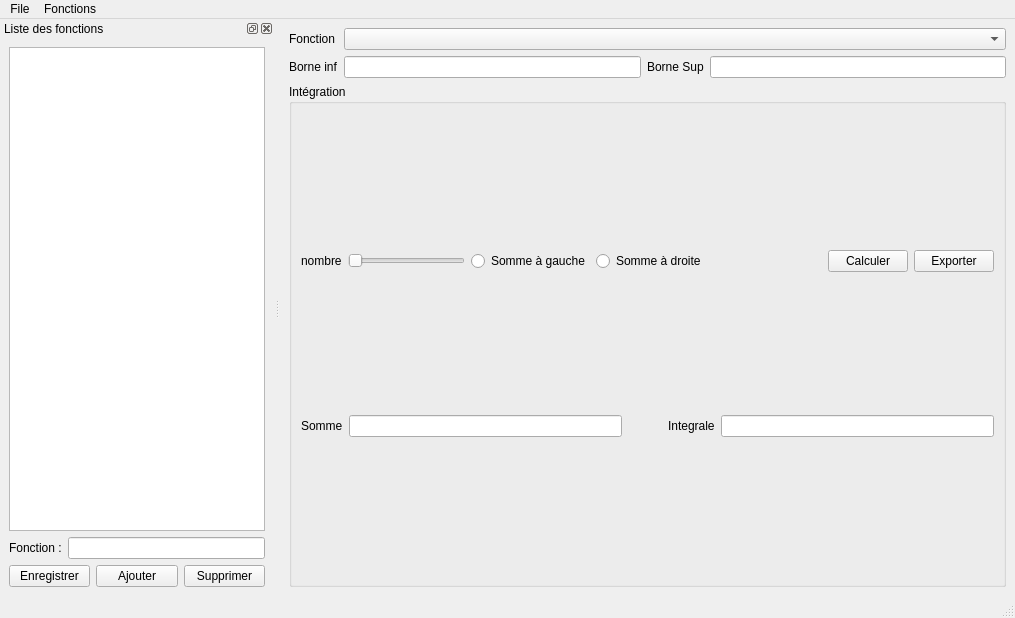
loic-fischlin/TP2_sam_loic, file ui/function_view2.ui: the form before one commit.
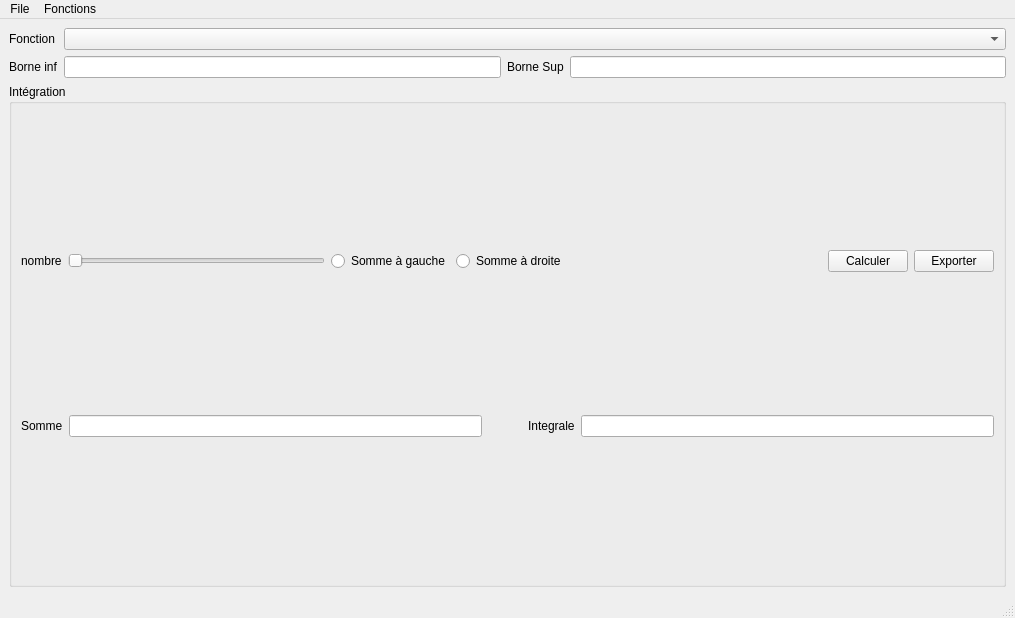
The form after the commit.

Patch:
```diff
--- a/ui/function_view2.ui
+++ b/ui/function_view2.ui
@@ -168,66 +168,6 @@
     </item>
    </layout>
   </widget>
-  <widget class="QDockWidget" name="dockListeFonctions">
-   <property name="sizePolicy">
-    <sizepolicy hsizetype="Expanding" vsizetype="Expanding">
-     <horstretch>0</horstretch>
-     <verstretch>0</verstretch>
-    </sizepolicy>
-   </property>
-   <property name="windowTitle">
-    <string>Liste des fonctions</string>
-   </property>
-   <attribute name="dockWidgetArea">
-    <number>1</number>
-   </attribute>
-   <widget class="QWidget" name="dockWidgetContents">
-    <layout class="QVBoxLayout" name="verticalLayoutDock">
-     <item>
-      <widget class="QListView" name="listViewFonctions"/>
-     </item>
-     <item>
-      <layout class="QHBoxLayout" name="horizontalLayoutFonctionDock">
-       <item>
-        <widget class="QLabel" name="labelFonctionDock">
-         <property name="text">
-          <string>Fonction :</string>
-         </property>
-        </widget>
-       </item>
-       <item>
-        <widget class="QLineEdit" name="fonctionLineEditDock"/>
-       </item>
-      </layout>
-     </item>
-     <item>
-      <layout class="QHBoxLayout" name="horizontalLayoutDockButtons">
-       <item>
-        <widget class="QPushButton" name="enregistrerPushButton">
-         <property name="text">
-          <string>Enregistrer</string>
-         </property>
-        </widget>
-       </item>
-       <item>
-        <widget class="QPushButton" name="ajouterPushButton">
-         <property name="text">
-          <string>Ajouter</string>
-         </property>
-        </widget>
-       </item>
-       <item>
-        <widget class="QPushButton" name="supprimerPushButton">
-         <property name="text">
-          <string>Supprimer</string>
-         </property>
-        </widget>
-       </item>
-      </layout>
-     </item>
-    </layout>
-   </widget>
-  </widget>
   <widget class="QMenuBar" name="menubar">
    <property name="geometry">
     <rect>
```
Left out of the diff: 6 changed lines with no effect on the pictures.
